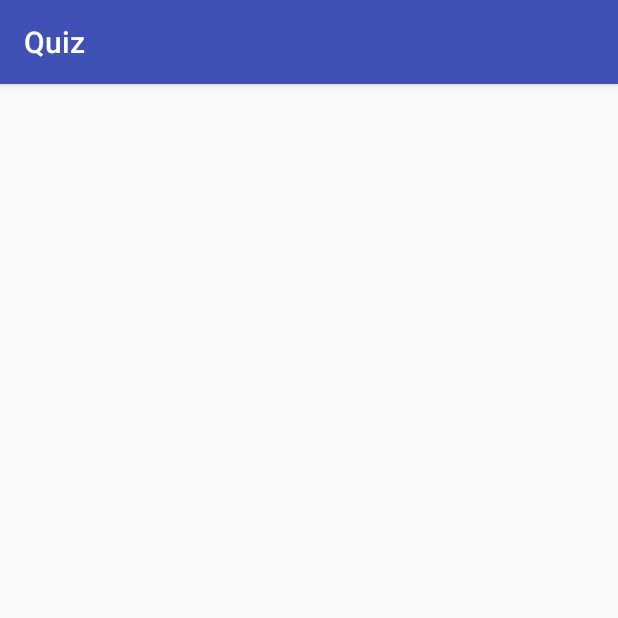
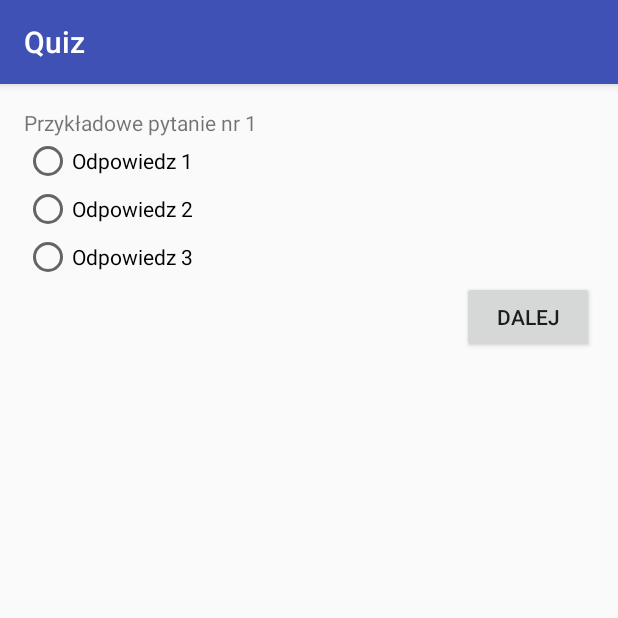
Before and after one commit to igorpaprzycki/Quiz, an Android app: the GreetingActivity screen opened directly, with no data from a screen before it, on a phone screen of 412 x 824 dp, the top half of it. Run offline under Robolectric (Android 15) with nearby library versions, the phone set to English and light mode, and no system bars; 6 statements that could not run were skipped.

Commit message:
Window displaying question and answers.

```diff
--- a/app/src/main/java/com/igypap/quiz/GreetingActivity.java
+++ b/app/src/main/java/com/igypap/quiz/GreetingActivity.java
@@ -2,22 +2,111 @@ package com.igypap.quiz;
 
 import android.os.Bundle;
 import android.support.v7.app.AppCompatActivity;
+import android.view.View;
+import android.widget.Button;
+import android.widget.RadioButton;
+import android.widget.RadioGroup;
 import android.widget.TextView;
 
+import java.util.List;
+
 public class GreetingActivity extends AppCompatActivity {
-    private TextView mGreeting;
+    private TextView mQuestion;
+    private RadioGroup mAnswers;
+    private RadioButton mAnswer1;
+    private RadioButton mAnswer2;
+    private RadioButton mAnswer3;
+    private Button mBackButton;
+    private Button mNextButton;
+
+
+    private int[] mChoices;
+
+    private List<Question> mQuestions;
+    private int mCurrentQuestion = 0;
 
     @Override
     protected void onCreate(Bundle savedInstanceState) {
         super.onCreate(savedInstanceState);
         setContentView(R.layout.activity_greeting);
-        mGreeting = (TextView) findViewById(R.id.greeting);
+        mQuestion = (TextView) findViewById(R.id.question);
 
-        //1. odczytanie parametru name
+        //1. odczytanie parametru name i listy pytan
         String name = getIntent().getStringExtra("name");
+        mQuestions = (List<Question>) getIntent().getSerializableExtra("questions");
+        mChoices = new int[mQuestions.size()];
         //2. wyswietlenie go na kontrolce text view
-        mGreeting.setText(name);
+        mQuestion = (TextView) findViewById(R.id.question);
+        mAnswers = (RadioGroup) findViewById(R.id.answer_choice);
+        mAnswer1 = (RadioButton) findViewById(R.id.answer_1);
+        mAnswer2 = (RadioButton) findViewById(R.id.answer_2);
+        mAnswer3 = (RadioButton) findViewById(R.id.answer_3);
+        mBackButton = (Button) findViewById(R.id.back);
+        mNextButton = (Button) findViewById(R.id.next);
 
+
+        mNextButton.setOnClickListener(new View.OnClickListener() {
+
+            @Override
+            public void onClick(View v) {
+                onNextClick();
+            }
+        });
+
+        mBackButton.setOnClickListener(new View.OnClickListener() {
+
+            @Override
+            public void onClick(View v) {
+                onBackClick();
+            }
+        });
+        refreshView();
+    }
+
+
+    private void onNextClick() {
+        if (mCurrentQuestion + 1 == mQuestions.size()) {
+            // TODO: 17.12.16
+            return;
+        }
+        //save the current answer
+        mChoices[mCurrentQuestion] = mAnswers.getCheckedRadioButtonId();
+        mCurrentQuestion++;
+        refreshView();
+    }
+
+    private void onBackClick() {
+        if (mCurrentQuestion - 1 < 0) {
+            // TODO: 17.12.16
+            return;
+        }
+        //save current answer
+        mChoices[mCurrentQuestion] = mAnswers.getCheckedRadioButtonId();
+        mCurrentQuestion--;
+        refreshView();
+    }
+
+    private void refreshView() {
+        Question question = mQuestions.get(mCurrentQuestion);
+        mQuestion.setText(question.getQuestion());  //set the question text
+        //set the answers in the radio buttons
+        int index = 0;
+        for (RadioButton rb : new RadioButton[]{mAnswer1, mAnswer2, mAnswer3}) {
+            //zamiast :
+            //mAnswer1.setText(question.getAnswers().get(0));
+            // mAnswer2.setText(question.getAnswers().get(1));
+            // mAnswer3.setText(question.getAnswers().get(2));
+            rb.setText(question.getAnswers().get(index++));
+        }
+        //set the buttons visibility
+        mBackButton.setVisibility(mCurrentQuestion == 0 ? View.GONE : View.VISIBLE);
+        mNextButton.setText(mCurrentQuestion == mQuestions.size() - 1 ? "Zakończ" : "Dalej");
+        //clear the radio buttons when switching questions
+        mAnswers.clearCheck();
+        if (mChoices[mCurrentQuestion] > 0) {
+            mAnswers.check(mChoices[mCurrentQuestion]);
+
+        }
 
     }
 }
--- a/app/src/main/res/layout/activity_greeting.xml
+++ b/app/src/main/res/layout/activity_greeting.xml
@@ -11,8 +11,49 @@
     tools:context="com.igypap.quiz.GreetingActivity">
 
     <TextView
-        android:id="@+id/greeting"
+        android:id="@+id/question"
         android:layout_width="wrap_content"
-        android:layout_height="wrap_content" />
+        android:layout_height="wrap_content"
+        android:text="Przykładowe pytanie nr 1" />
+
+    <RadioGroup
+        android:id="@+id/answer_choice"
+        android:layout_below="@+id/question"
+        android:layout_width="match_parent"
+        android:layout_height="wrap_content">
+
+        <RadioButton
+            android:id="@+id/answer_1"
+            android:layout_width="match_parent"
+            android:layout_height="wrap_content"
+            android:text="Odpowiedz 1" />
+
+        <RadioButton
+            android:id="@+id/answer_2"
+            android:layout_width="match_parent"
+            android:layout_height="wrap_content"
+            android:text="Odpowiedz 2" />
+
+        <RadioButton
+            android:id="@+id/answer_3"
+            android:layout_width="match_parent"
+            android:layout_height="wrap_content"
+            android:text="Odpowiedz 3" />
+    </RadioGroup>
+
+    <Button
+        android:id="@+id/back"
+        android:layout_below="@+id/answer_choice"
+        android:layout_width="wrap_content"
+        android:layout_height="wrap_content"
+        android:text="Wróć" />
+
+    <Button
+        android:id="@+id/next"
+        android:layout_below="@+id/answer_choice"
+        android:layout_alignParentRight="true"
+        android:layout_width="wrap_content"
+        android:layout_height="wrap_content"
+        android:text="Dalej" />
 
 </RelativeLayout>
```
Also changed, not shown: app/src/main/java/com/igypap/quiz/IQuestionDatabase.java (added, +11 -0 lines), app/src/main/java/com/igypap/quiz/Question.java (added, +38 -0 lines), app/src/main/java/com/igypap/quiz/RandomQuestionsDatabase.java (added, +39 -0 lines), app/src/main/java/com/igypap/quiz/StartGameActivity.java (+18 -0 lines).
